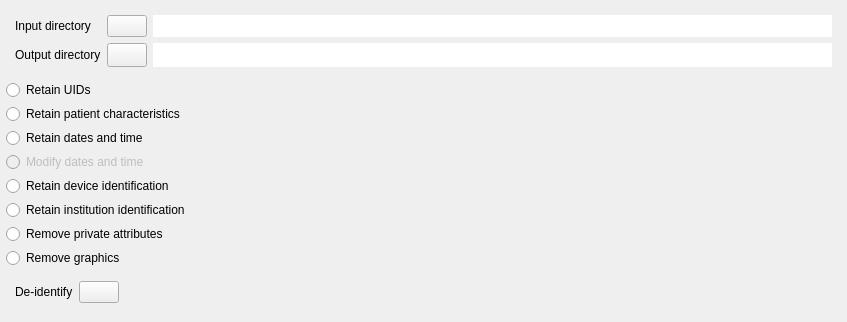
AlizaMedicalImaging/AlizaMS, file browser/anonymazerwidget2.ui: the form before one commit; both pictures show x 0 to 847 and y 0 to 322 of the 847 by 517 pixel window.
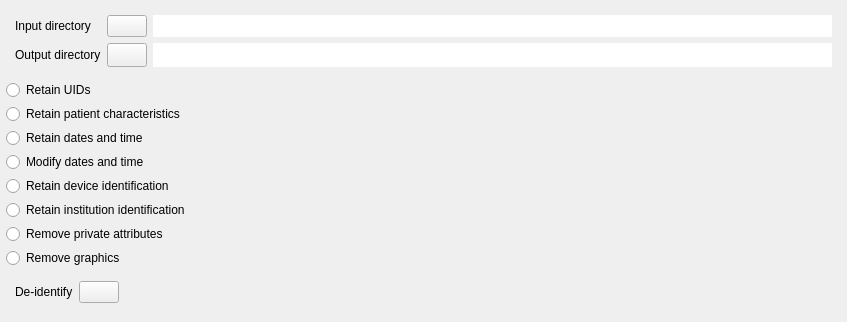
The form after the commit. Icons and pictures are not drawn.

```diff
--- a/browser/anonymazerwidget2.ui
+++ b/browser/anonymazerwidget2.ui
@@ -224,7 +224,7 @@
    <item>
     <widget class="QRadioButton" name="mdates_radioButton">
      <property name="enabled">
-      <bool>false</bool>
+      <bool>true</bool>
      </property>
      <property name="sizePolicy">
       <sizepolicy hsizetype="Preferred" vsizetype="Preferred">
```
